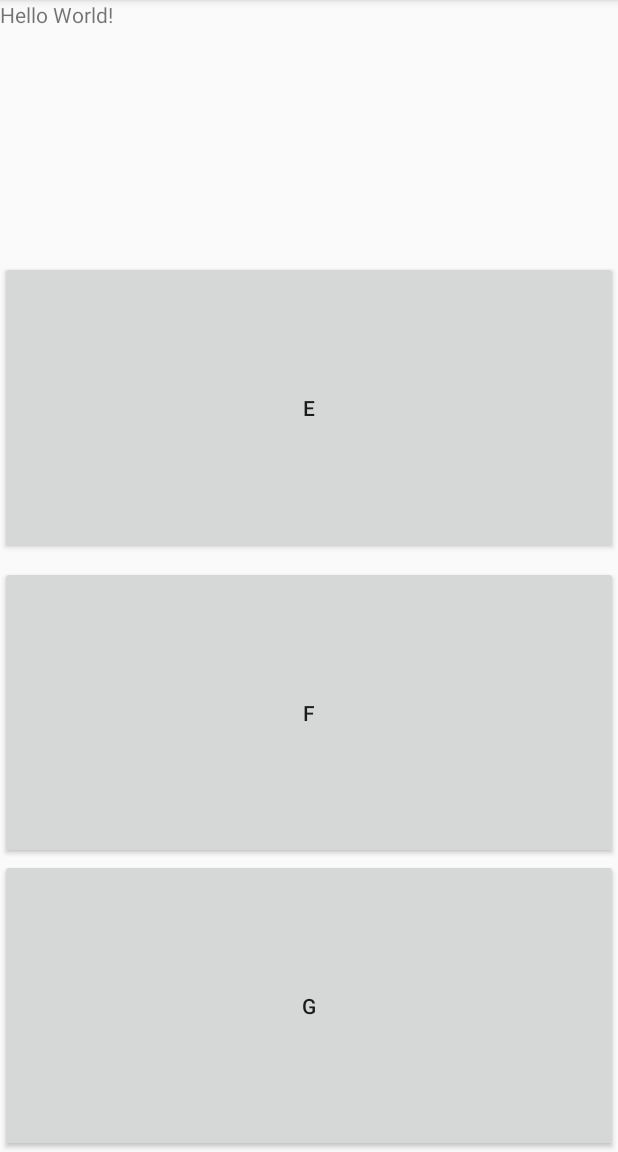
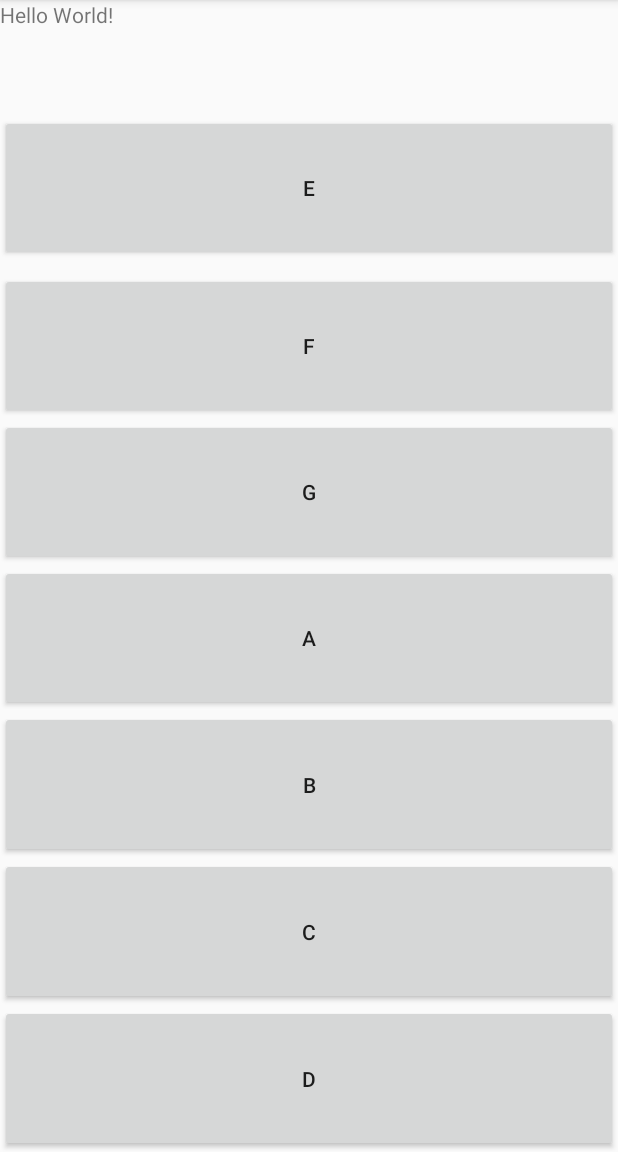
Before and after one commit to idel05/Synthesizer, an Android app: the screen it shows after launch (SynthesizerActivity), on a phone screen of 412 x 824 dp, the part 84-1236 px from its top. Run offline under Robolectric (Android 15) with nearby library versions, the phone set to English and light mode, and no system bars.

Commit message:
who offered some words of wisdom.

```diff
--- a/app/src/main/java/com/example/idel2101/synthesizer/SynthesizerActivity.java
+++ b/app/src/main/java/com/example/idel2101/synthesizer/SynthesizerActivity.java
@@ -14,9 +14,17 @@ public class SynthesizerActivity extends AppCompatActivity {
     private Button button1;
     private Button button2;
     private Button button3;
+    private Button button4;
+    private Button button5;
+    private Button button6;
+    private Button button7;
     private MediaPlayer mpE;
     private MediaPlayer mpF;
     private MediaPlayer mpG;
+    private MediaPlayer mpA;
+    private MediaPlayer mpB;
+    private MediaPlayer mpC;
+    private MediaPlayer mpD;
     @Override
     protected void onCreate(Bundle savedInstanceState) {
         super.onCreate(savedInstanceState);
@@ -25,10 +33,17 @@ public class SynthesizerActivity extends AppCompatActivity {
         button1 = (Button) findViewById(R.id.eButton);
         button2 = (Button) findViewById(R.id.fButton);
         button3 = (Button) findViewById(R.id.gButton);
+        button4 = (Button) findViewById(R.id.aButton);
+        button5 = (Button) findViewById(R.id.bButton);
+        button6 = (Button) findViewById(R.id.cButton);
+        button7 = (Button) findViewById(R.id.dButton);
         mpE = MediaPlayer.create(this, R.raw.scalee);
         mpF = MediaPlayer.create(this, R.raw.scalef);
-        mpG = MediaPlayer.create(this, R.raw.scaleg);}
-
+        mpG = MediaPlayer.create(this, R.raw.scaleg);
+        mpA = MediaPlayer.create(this, R.raw.scalea);
+        mpB = MediaPlayer.create(this, R.raw.scaleb);
+        mpC = MediaPlayer.create(this, R.raw.scalec);
+        mpD = MediaPlayer.create(this, R.raw.scaled);}
     public void onButton1Click( View v)  {
         mpE.seekTo(0);
         Log.e (TAG, "button1 clicked");
@@ -44,4 +59,25 @@ public class SynthesizerActivity extends AppCompatActivity {
         Log.e (TAG, "button3 clicked");
         mpG.start();
     }
+    public void onButton4Click(View v) {
+        mpA.seekTo(0);
+        Log.e (TAG, "button4 clicked");
+        mpA.start();
     }
+    public void onButton5Click(View v) {
+        mpB.seekTo(0);
+        Log.e (TAG, "button5 clicked");
+        mpB.start();
+    }
+    public void onButton6Click(View v) {
+        mpC.seekTo(0);
+        Log.e (TAG, "button6 clicked");
+        mpC.start();
+    }
+    public void onButton7Click(View v) {
+        mpD.seekTo(
+                0);
+        Log.e (TAG, "button7 clicked");
+        mpD.start();
+    }
+}
--- a/app/src/main/res/layout/activity_synthesizer.xml
+++ b/app/src/main/res/layout/activity_synthesizer.xml
@@ -30,9 +30,9 @@
             android:layout_weight="1"
             android:onClick="onButton1Click"
             android:text="@string/mEButton"
-            app:layout_constraintTop_toBottomOf="@+id/textView"
-            tools:layout_editor_absoluteX="16dp" />
-
+            />
+            <!---app:layout_constraintTop_toBottomOf="@+id/textView"
+                   tools:layout_editor_absoluteX="16dp"-->
         <Button
             android:id="@+id/fButton"
             android:layout_width="match_parent"
@@ -40,9 +40,7 @@
             android:layout_marginTop="8dp"
             android:layout_weight="1"
             android:onClick="onButton2Click"
-            android:text="@string/button2"
-            app:layout_constraintTop_toBottomOf="@+id/eButton"
-            tools:layout_editor_absoluteX="16dp" />
+            android:text="@string/button2"/>
 
         <Button
             android:id="@+id/gButton"
@@ -51,6 +49,39 @@
             android:layout_weight="1"
             android:onClick="onButton3Click"
             android:text="@string/button3" />
+
+        <Button
+            android:id="@+id/aButton"
+            android:layout_width="match_parent"
+            android:layout_height="wrap_content"
+            android:layout_weight="1"
+            android:onClick="onButton4Click"
+            android:text="@string/button4" />
+
+        <Button
+            android:id="@+id/bButton"
+            android:layout_width="match_parent"
+            android:layout_height="wrap_content"
+            android:layout_weight="1"
+            android:onClick="onButton5Click"
+            android:text="@string/button5" />
+
+        <Button
+            android:id="@+id/cButton"
+            android:layout_width="match_parent"
+            android:layout_height="wrap_content"
+            android:layout_weight="1"
+            android:onClick="onButton6Click"
+            android:text="@string/button6" />
+
+        <Button
+            android:id="@+id/dButton"
+            android:layout_width="match_parent"
+            android:layout_height="wrap_content"
+            android:layout_weight="1"
+            android:onClick="onButton7Click"
+            android:text="@string/button7" />
+
     </LinearLayout>
 
 </android.support.constraint.ConstraintLayout>
--- a/app/src/main/res/values/strings.xml
+++ b/app/src/main/res/values/strings.xml
@@ -3,4 +3,8 @@
 <string name= "mEButton">E</string>
 <string name= "button2">F</string>
     <string name= "button3">G</string>
+    <string name= "button4">A</string>
+    <string name= "button5">B</string>
+    <string name= "button6">C</string>
+    <string name= "button7">D</string>
 </resources>
```
Lines whose indentation alone changed are shown as unchanged.
